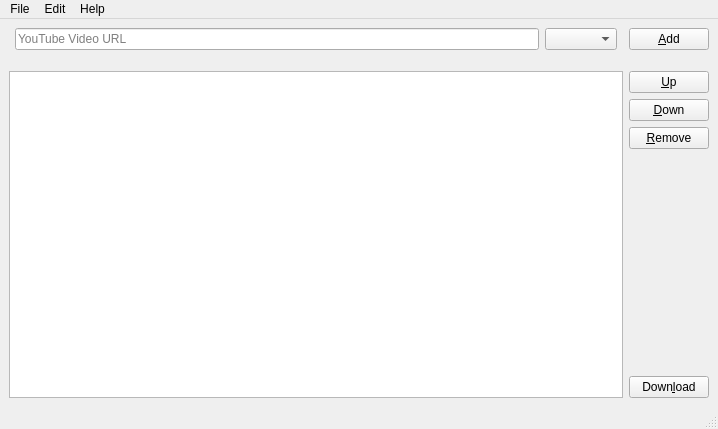
Above: ui/youtubedlgui.ui from keelerm84/youtube-dl-gui before the change. Below: the same form after it.
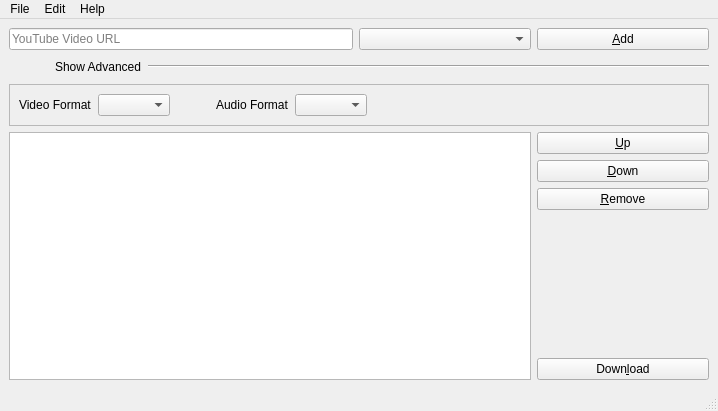
That is the form after the change. Icons and pictures are not drawn.

Commit message: Provide advanced controls to override preferences

```diff
--- a/ui/youtubedlgui.ui
+++ b/ui/youtubedlgui.ui
@@ -7,7 +7,7 @@
     <x>0</x>
     <y>0</y>
     <width>718</width>
-    <height>429</height>
+    <height>411</height>
    </rect>
   </property>
   <property name="windowTitle">
@@ -19,7 +19,7 @@
   </property>
   <widget class="QWidget" name="centralwidget">
    <layout class="QGridLayout" name="gridLayout">
-    <item row="3" column="5">
+    <item row="3" column="3">
      <layout class="QVBoxLayout" name="verticalLayout">
       <item>
        <widget class="QPushButton" name="btnUp">
@@ -64,7 +64,17 @@
       </item>
      </layout>
     </item>
-    <item row="3" column="0" colspan="5">
+    <item row="0" column="0" colspan="2">
+     <widget class="QLineEdit" name="txtUrl">
+      <property name="placeholderText">
+       <string>YouTube Video URL</string>
+      </property>
+     </widget>
+    </item>
+    <item row="0" column="2">
+     <widget class="QComboBox" name="cmbDownloadOptions"/>
+    </item>
+    <item row="3" column="0" colspan="3">
      <widget class="QTableWidget" name="tblQueue">
       <property name="alternatingRowColors">
        <bool>true</bool>
@@ -74,38 +84,166 @@
       </property>
      </widget>
     </item>
-    <item row="0" column="2" colspan="2">
-     <widget class="QComboBox" name="cmbFormat"/>
+    <item row="1" column="0" colspan="4">
+     <layout class="QHBoxLayout" name="horizontalLayout">
+      <item>
+       <widget class="QPushButton" name="btnCollapse">
+        <property name="sizePolicy">
+         <sizepolicy hsizetype="Fixed" vsizetype="Fixed">
+          <horstretch>0</horstretch>
+          <verstretch>0</verstretch>
+         </sizepolicy>
+        </property>
+        <property name="text">
+         <string/>
+        </property>
+        <property name="icon">
+         <iconset resource="../res/resources.qrc">
+          <normaloff>:/images/expand-10x6.png</normaloff>:/images/expand-10x6.png</iconset>
+        </property>
+        <property name="iconSize">
+         <size>
+          <width>10</width>
+          <height>6</height>
+         </size>
+        </property>
+        <property name="checkable">
+         <bool>false</bool>
+        </property>
+        <property name="checked">
+         <bool>false</bool>
+        </property>
+        <property name="flat">
+         <bool>true</bool>
+        </property>
+       </widget>
+      </item>
+      <item>
+       <widget class="QLabel" name="lblAdvanced">
+        <property name="sizePolicy">
+         <sizepolicy hsizetype="Minimum" vsizetype="Preferred">
+          <horstretch>0</horstretch>
+          <verstretch>0</verstretch>
+         </sizepolicy>
+        </property>
+        <property name="text">
+         <string>Show Advanced</string>
+        </property>
+        <property name="buddy">
+         <cstring>btnCollapse</cstring>
+        </property>
+       </widget>
+      </item>
+      <item>
+       <widget class="Line" name="line">
+        <property name="sizePolicy">
+         <sizepolicy hsizetype="Expanding" vsizetype="Fixed">
+          <horstretch>0</horstretch>
+          <verstretch>0</verstretch>
+         </sizepolicy>
+        </property>
+        <property name="orientation">
+         <enum>Qt::Horizontal</enum>
+        </property>
+       </widget>
+      </item>
+     </layout>
     </item>
-    <item row="0" column="5">
+    <item row="0" column="3">
      <widget class="QPushButton" name="btnAdd">
       <property name="text">
        <string>&amp;Add</string>
       </property>
      </widget>
     </item>
-    <item row="0" column="1">
-     <widget class="QLineEdit" name="txtUrl">
-      <property name="placeholderText">
-       <string>YouTube Video URL</string>
-      </property>
-     </widget>
-    </item>
-    <item row="1" column="1">
-     <spacer name="verticalSpacer_2">
-      <property name="orientation">
-       <enum>Qt::Vertical</enum>
-      </property>
-      <property name="sizeType">
-       <enum>QSizePolicy::Maximum</enum>
-      </property>
-      <property name="sizeHint" stdset="0">
+    <item row="2" column="0" colspan="4">
+     <widget class="QFrame" name="frameAdvanced">
+      <property name="minimumSize">
        <size>
-        <width>20</width>
-        <height>15</height>
+        <width>0</width>
+        <height>0</height>
        </size>
       </property>
-     </spacer>
+      <property name="styleSheet">
+       <string notr="true"/>
+      </property>
+      <property name="frameShape">
+       <enum>QFrame::StyledPanel</enum>
+      </property>
+      <property name="frameShadow">
+       <enum>QFrame::Raised</enum>
+      </property>
+      <property name="midLineWidth">
+       <number>0</number>
+      </property>
+      <layout class="QGridLayout" name="gridLayout_3">
+       <property name="topMargin">
+        <number>9</number>
+       </property>
+       <property name="verticalSpacing">
+        <number>6</number>
+       </property>
+       <item row="0" column="0">
+        <layout class="QHBoxLayout" name="horizontalLayout_2">
+         <item>
+          <widget class="QLabel" name="lblVideoFormat">
+           <property name="text">
+            <string>Video Format</string>
+           </property>
+           <property name="buddy">
+            <cstring>cmbVideoFormat</cstring>
+           </property>
+          </widget>
+         </item>
+         <item>
+          <widget class="QComboBox" name="cmbVideoFormat"/>
+         </item>
+         <item>
+          <spacer name="horizontalSpacer_2">
+           <property name="orientation">
+            <enum>Qt::Horizontal</enum>
+           </property>
+           <property name="sizeType">
+            <enum>QSizePolicy::Fixed</enum>
+           </property>
+           <property name="sizeHint" stdset="0">
+            <size>
+             <width>40</width>
+             <height>20</height>
+            </size>
+           </property>
+          </spacer>
+         </item>
+         <item>
+          <widget class="QLabel" name="lblAudioFormat">
+           <property name="text">
+            <string>Audio Format</string>
+           </property>
+           <property name="buddy">
+            <cstring>cmbAudioFormat</cstring>
+           </property>
+          </widget>
+         </item>
+         <item>
+          <widget class="QComboBox" name="cmbAudioFormat"/>
+         </item>
+         <item>
+          <spacer name="horizontalSpacer">
+           <property name="orientation">
+            <enum>Qt::Horizontal</enum>
+           </property>
+           <property name="sizeHint" stdset="0">
+            <size>
+             <width>40</width>
+             <height>20</height>
+            </size>
+           </property>
+          </spacer>
+         </item>
+        </layout>
+       </item>
+      </layout>
+     </widget>
     </item>
    </layout>
   </widget>
```
Left out of the diff: 13 changed lines with no effect on the pictures. The commit also changes 6 other files.
